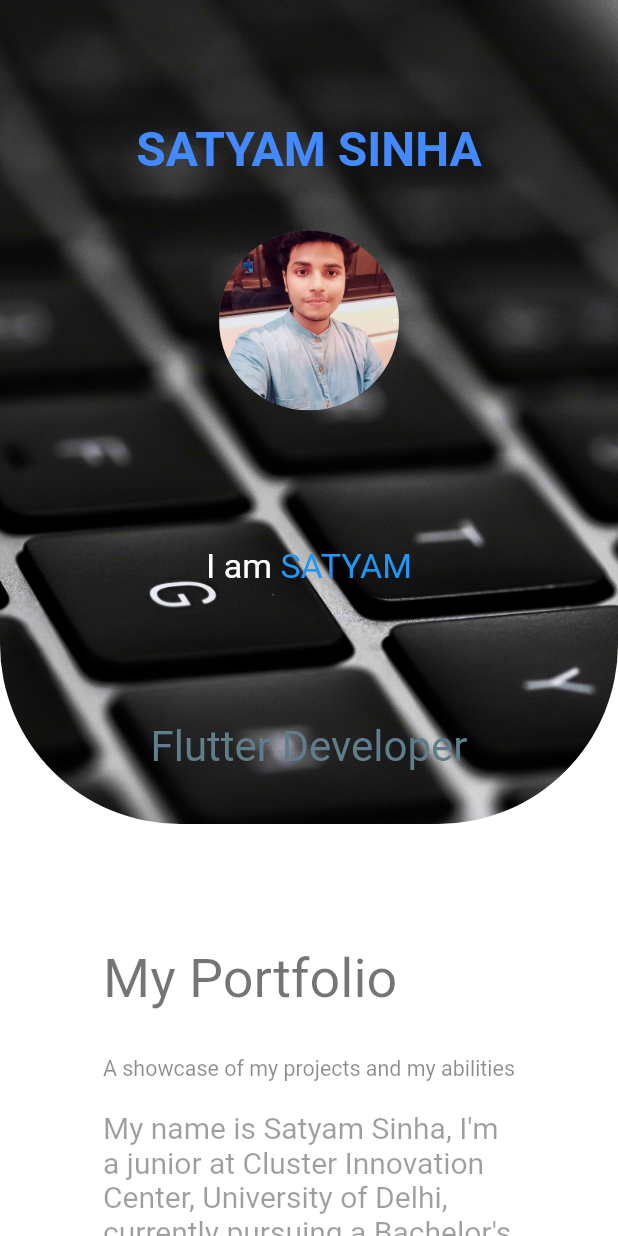
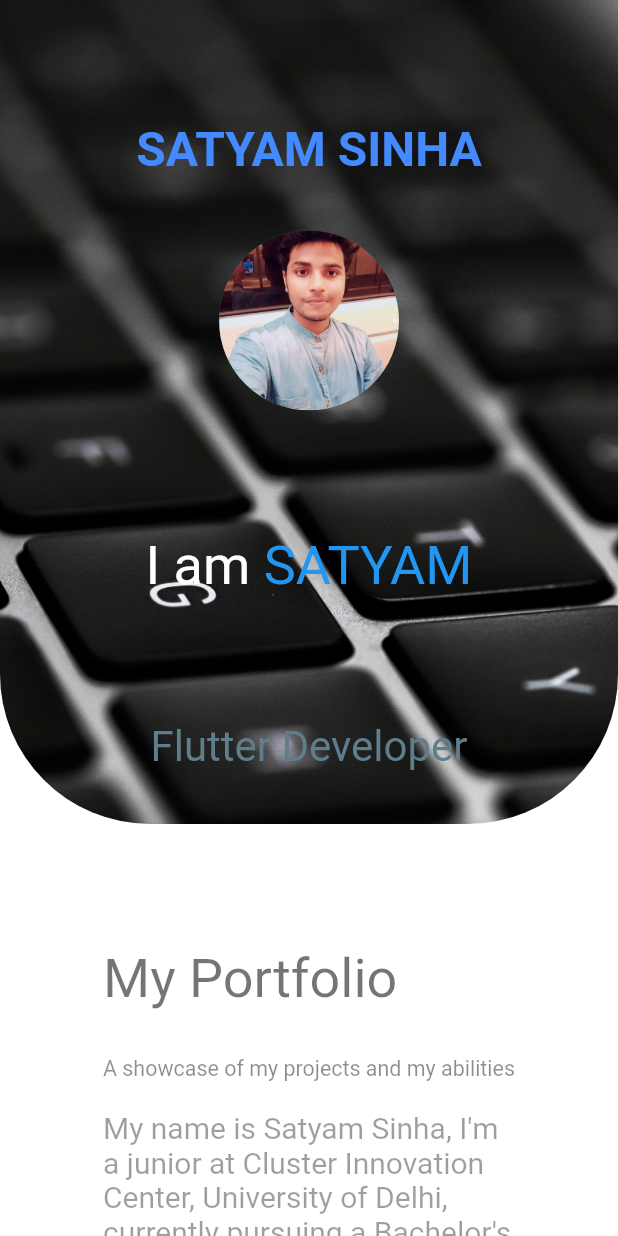
Before and after one commit to satsin06/portfolio, a Flutter app: the screen it shows after launch, on a phone screen of 412 x 824 dp. Run offline on Flutter 3.47's test engine with Material 2 defaults, Android fonts, the phone set to English and light mode, and no system bars; drawn by our look-alikes of animated_text_kit; Roboto replaces fonts that are missing (Horizon).

Commit message:
fixed animated text size

```diff
--- a/lib/screens/home_page.dart
+++ b/lib/screens/home_page.dart
@@ -68,8 +68,8 @@ class _HomePageState extends State<HomePage> {
         height: screenSize.height / 1.5,
         decoration: const BoxDecoration(
             borderRadius: BorderRadius.only(
-              bottomLeft: Radius.circular(120),
-              bottomRight: Radius.circular(120),
+              bottomLeft: Radius.circular(100),
+              bottomRight: Radius.circular(100),
             ),
             image: DecorationImage(
               image: AssetImage(
@@ -106,38 +106,34 @@ class _HomePageState extends State<HomePage> {
               ),
             ),
             SizedBox(
-              width: screenSize.width / 3,
-              //height: 100,
+              width: screenSize.width,
+              height: screenSize.height / 6,
               child: DefaultTextStyle(
                 style: const TextStyle(
-                  //fontSize: 32,
-                  //color: Colors.red,
                   color: Colors.blue,
                 ),
-                child: SizedBox(
-                  height: screenSize.height / 6,
-                  child: FittedBox(
-                    fit: BoxFit.fitWidth,
                 child: Row(
                   mainAxisAlignment: MainAxisAlignment.center,
                   children: [
                     const Text(
                       'I am ',
                       maxLines: 1,
-                          style: TextStyle(color: Colors.white),
+                      style: TextStyle(color: Colors.white, fontSize: 36),
                     ),
                     AnimatedTextKit(
                       repeatForever: true,
                       animatedTexts: [
-                            TypewriterAnimatedText('SATYAM', speed: speed),
-                            TypewriterAnimatedText('PROGRAMMER', speed: speed),
-                            TypewriterAnimatedText('DEVELOPER', speed: speed),
-                            TypewriterAnimatedText("SATSIN06", speed: speed),
+                        TypewriterAnimatedText('SATYAM',
+                            speed: speed, textStyle: TextStyle(fontSize: 36)),
+                        TypewriterAnimatedText('PROGRAMMER',
+                            speed: speed, textStyle: TextStyle(fontSize: 36)),
+                        TypewriterAnimatedText('DEVELOPER',
+                            speed: speed, textStyle: TextStyle(fontSize: 36)),
+                        TypewriterAnimatedText("SATSIN06",
+                            speed: speed, textStyle: TextStyle(fontSize: 36)),
                       ],
                     ),
                   ],
-                    ),
-                  ),
                 ),
               ),
             ),
```
Lines whose indentation alone changed are shown as unchanged.
